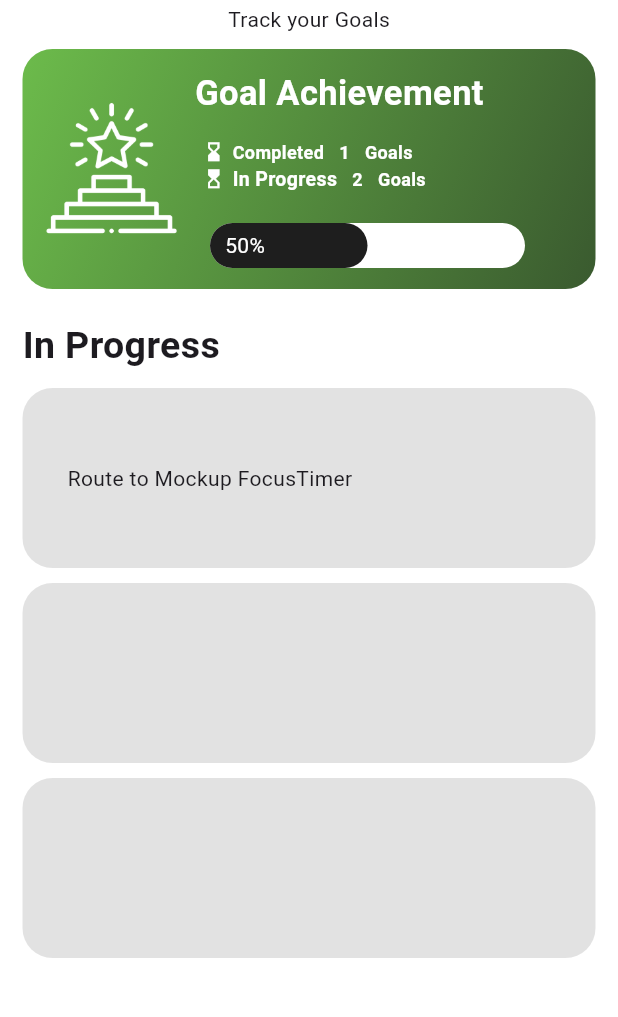
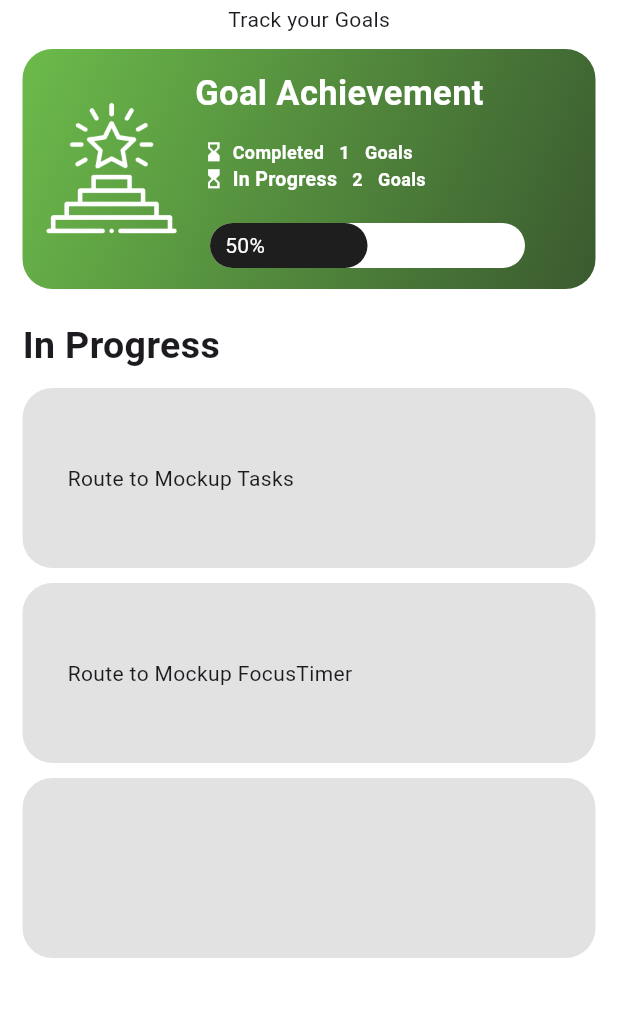
Before and after one commit to MethasakTKL/GoalQuest-Frontend, a Flutter app: the GoalsPage screen opened directly, on a phone screen of 412 x 824 dp, the part 80-1097 px from its top. Run offline on Flutter 3.47's test engine with Material 3 defaults, Android fonts, the phone set to English and light mode, and no system bars; drawn by our look-alikes of percent_indicator.

Commit message:
Create Task page

```diff
--- a/lib/main.dart
+++ b/lib/main.dart
@@ -3,7 +3,8 @@ import 'package:goal_quest/bottom_navigationbar/navigation_page.dart';
 import 'package:goal_quest/pages/profile/change_password_page.dart';
 import 'package:goal_quest/pages/profile/edit_profile_page.dart';
 import 'package:goal_quest/pages/profile/redeem_history_page.dart';
-import 'package:goal_quest/pages/goals/focus_timer.dart';
+import 'package:goal_quest/pages/goals/tasks/focus_timer.dart';
+import 'package:goal_quest/pages/goals/tasks/tasks_page.dart';
 
 import 'pages/auth/start_page.dart';
 import 'pages/auth/login_page.dart';
@@ -35,6 +36,7 @@ class MyApp extends StatelessWidget {
         '/changee_password': (context) => const ChangePasswordPage(),
         '/redeem_history': (context) => const RedeemHistoryPage(),
         '/focustimer': (context) => const FocusTimerPage(),
+        '/tasks': (context) => const TasksPage(),
       },
     );
   }
--- a/lib/pages/goals/goals_page.dart
+++ b/lib/pages/goals/goals_page.dart
@@ -229,6 +229,29 @@ class GoalsPage extends StatelessWidget {
                     GestureDetector(
                       // สำหรับกดเพื่อเปลี่ยนหน้าต่าง
                       onTap: () {
+                        Navigator.pushNamed(context, '/tasks');
+                      },
+                      child: Container(
+                        width: double.infinity,
+                        height: 120,
+                        decoration: BoxDecoration(
+                          color: const Color.fromARGB(156, 208, 208, 208),
+                          borderRadius: BorderRadius.circular(20),
+                        ),
+                        child: const Padding(
+                          padding: EdgeInsets.fromLTRB(30, 0, 10, 0),
+                          child: Row(
+                            children: [Text("Route to Mockup Tasks")],
+                          ),
+                        ),
+                      ),
+                    ),
+                    const SizedBox(
+                      height: 10,
+                    ),
+                    GestureDetector(
+                      // สำหรับกดเพื่อเปลี่ยนหน้าต่าง
+                      onTap: () {
                         Navigator.pushNamed(context, '/focustimer');
                       },
                       child: Container(
@@ -266,27 +289,6 @@ class GoalsPage extends StatelessWidget {
                           ),
                         ),
                       ),
-                    ),
-                    const SizedBox(
-                      height: 10,
-                    ),
-                    GestureDetector(
-                      // สำหรับกดเพื่อเปลี่ยนหน้าต่าง
-                      onTap: () {},
-                      child: Container(
-                        width: double.infinity,
-                        height: 120,
-                        decoration: BoxDecoration(
-                          color: const Color.fromARGB(156, 208, 208, 208),
-                          borderRadius: BorderRadius.circular(20),
-                        ),
-                        child: const Padding(
-                          padding: EdgeInsets.fromLTRB(30, 0, 10, 0),
-                          child: Row(
-                            children: [],
-                          ),
-                        ),
-                      ),
                     )
                   ],
                 ),
```
Also changed, not shown: lib/pages/goals/tasks/tasks_page.dart (added, +87 -0 lines), lib/pages/goals/tasks/focus_timer.dart (renamed from lib/pages/goals/focus_timer.dart).
